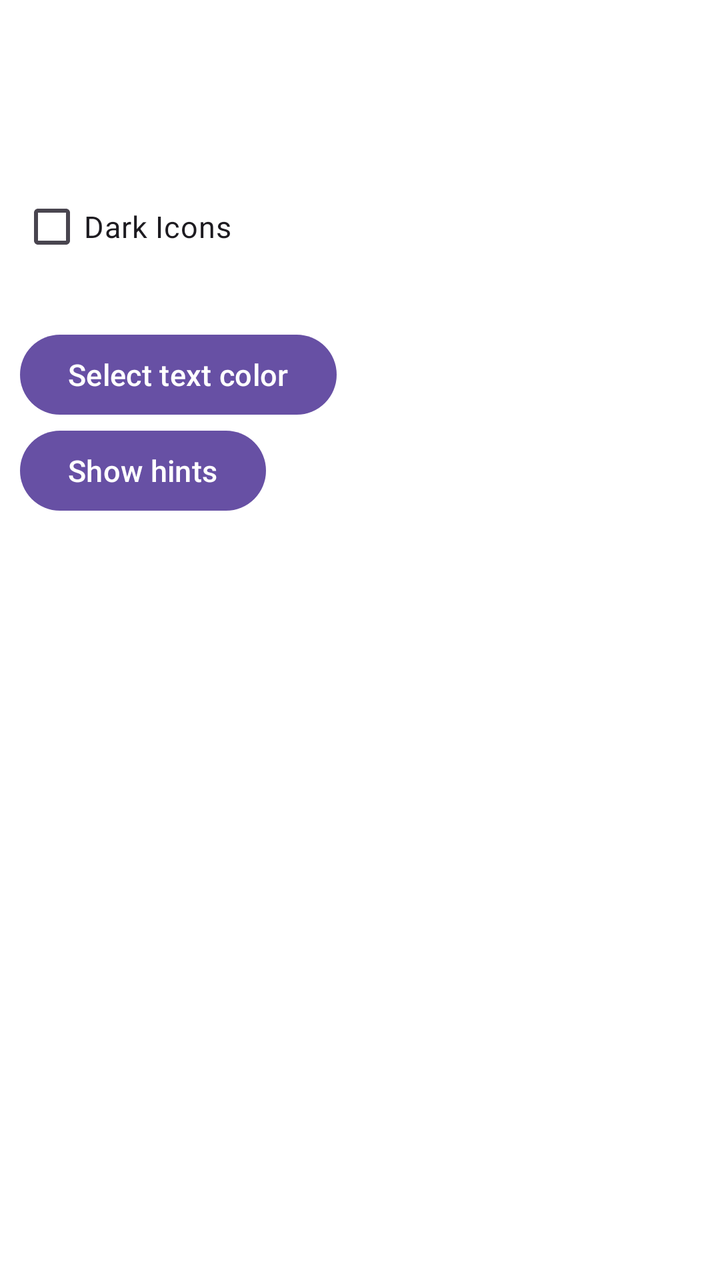
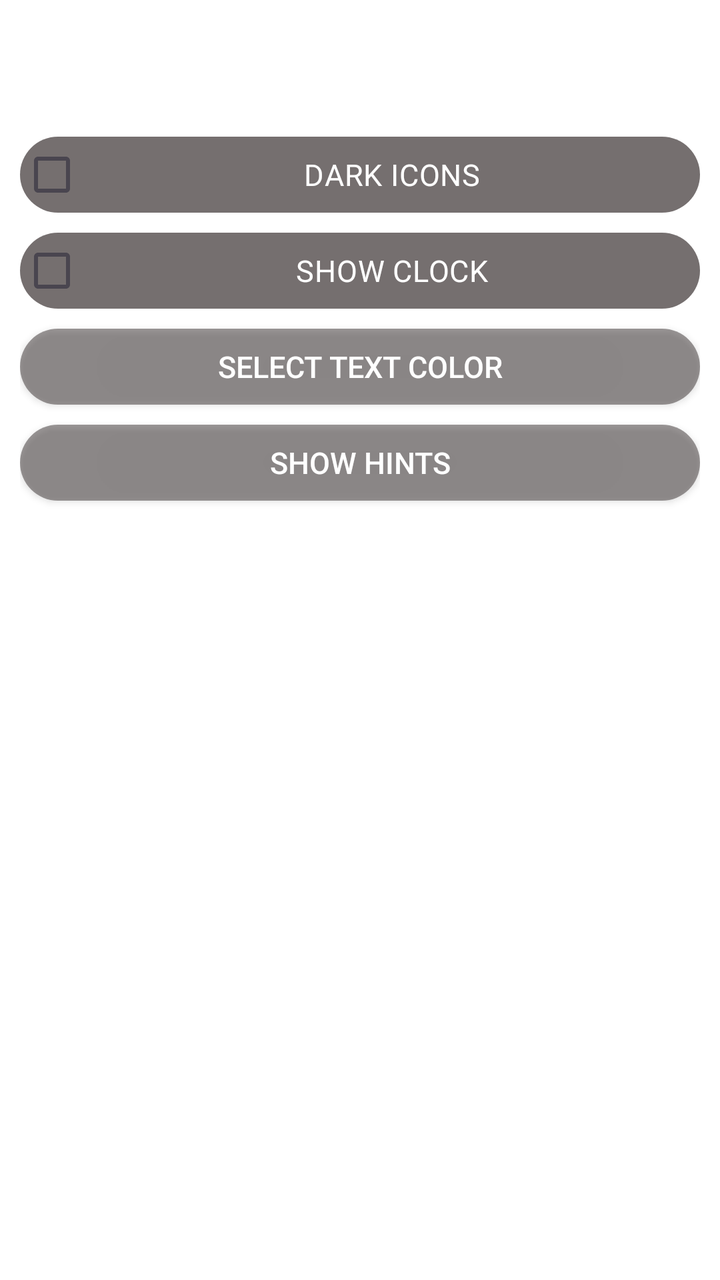

The first picture is an Android layout as it rendered before a commit; the second is the same layout after the commit. The layout source and the unified diff follow.
<!-- AndroidManifest.xml: activity theme Theme.MinimalLauncher -->
<!-- res/layout/settings.xml -->
<?xml version="1.0" encoding="utf-8"?>
<LinearLayout xmlns:android="http://schemas.android.com/apk/res/android"
    xmlns:tools="http://schemas.android.com/tools"
    android:padding="10dp"
    android:layout_marginTop="10dp"
    android:layout_width="match_parent"
    android:layout_height="match_parent"
    android:orientation="vertical"
    tools:context=".MainActivity">

    <TextView
        android:layout_width="wrap_content"
        android:layout_height="wrap_content"
        android:textFontWeight="10"
        android:textSize="40sp"
        android:text="@string/minlan_settings" />

    <ScrollView
        android:layout_width="match_parent"
        android:layout_height="match_parent">

        <LinearLayout
            android:orientation="vertical"
            android:layout_width="match_parent"
            android:layout_height="wrap_content">

            <CheckBox
                android:id="@+id/dark_icons_cb"
                android:textSize="15sp"
                android:text="@string/dark_icons"
                android:layout_width="match_parent"
                android:layout_height="100dp" />

            <Button
                android:id="@+id/select_color_b"
                android:textSize="15sp"
                android:text="@string/select_text_color"
                android:layout_width="wrap_content"
                android:layout_height="wrap_content" />

            <Button
                android:id="@+id/show_hints"
                android:textSize="15sp"
                android:text="@string/show_hints"
                android:layout_width="wrap_content"
                android:layout_height="wrap_content" />
        </LinearLayout>
    </ScrollView>

</LinearLayout>
<!-- resources referenced by this layout -->
<resources>
  <string name="dark_icons">Dark Icons</string>
  <string name="minlan_settings">Minlan Settings</string>
  <string name="select_text_color">Select text color</string>
  <string name="show_hints">Show hints</string>
  <style name="Theme.MinimalLauncher" parent="Theme.Transparent" />
  <style name="Theme.Transparent" parent="Theme.Material3.DayNight.NoActionBar">
          <item name="android:windowIsTranslucent">true</item>
          <item name="android:windowBackground">@android:color/transparent</item>
          <item name="android:colorBackgroundCacheHint">@null</item>
          <item name="android:textColor">@color/white</item>
          <item name="android:windowShowWallpaper">true</item>
      </style>
  <color name="white">#FFFFFFFF</color>
</resources>

<!-- the commit's change to res/layout/settings.xml (unified diff, before → after) -->
@@ -27,23 +27,45 @@
             <CheckBox
                 android:id="@+id/dark_icons_cb"
                 android:textSize="15sp"
+                android:background="@drawable/view_background"
+                android:textColor="@color/white"
                 android:text="@string/dark_icons"
                 android:layout_width="match_parent"
-                android:layout_height="100dp" />
+                android:textAlignment="center"
+                android:layout_height="wrap_content" />
 
-            <Button
+            <CheckBox
+                android:id="@+id/show_clock_cb"
+                android:textColor="@color/white"
+                android:background="@drawable/view_background"
+                android:layout_width="match_parent"
+                android:layout_height="wrap_content"
+                android:text="@string/show_clock"
+                android:textAlignment="center"
+                android:textSize="15sp" />
+
+            <androidx.appcompat.widget.AppCompatButton
+                android:background="@drawable/view_background"
+                android:backgroundTint="@color/view_background"
                 android:id="@+id/select_color_b"
                 android:textSize="15sp"
+                android:textColor="@color/white"
                 android:text="@string/select_text_color"
-                android:layout_width="wrap_content"
+                android:layout_width="match_parent"
                 android:layout_height="wrap_content" />
 
-            <Button
+            <androidx.appcompat.widget.AppCompatButton
                 android:id="@+id/show_hints"
                 android:textSize="15sp"
+                android:backgroundTint="@color/view_background"
+                android:textColor="@color/white"
+                android:insetTop="0dp"
+                android:insetBottom="0dp"
                 android:text="@string/show_hints"
-                android:layout_width="wrap_content"
+                android:background="@drawable/view_background"
+                android:layout_width="match_parent"
                 android:layout_height="wrap_content" />
+
         </LinearLayout>
     </ScrollView>
 
<!-- resource entries referenced after the edit -->
@@ -1,8 +1,10 @@
 <!-- resources referenced by this layout -->
 <resources>
-  <string name="dark_icons">Dark Icons</string>
+  <color name="view_background">#B9423939</color>
+  <string name="dark_icons">DARK ICONS</string>
   <string name="minlan_settings">Minlan Settings</string>
   <string name="select_text_color">Select text color</string>
+  <string name="show_clock">SHOW CLOCK</string>
   <string name="show_hints">Show hints</string>
   <style name="Theme.MinimalLauncher" parent="Theme.Transparent" />
   <style name="Theme.Transparent" parent="Theme.Material3.DayNight.NoActionBar">
@@ -13,5 +15,15 @@
           <item name="android:windowShowWallpaper">true</item>
       </style>
   <color name="white">#FFFFFFFF</color>
+  <!-- drawable view_background (drawable) -->
+  <?xml version="1.0" encoding="utf-8"?>
+  <layer-list xmlns:android="http://schemas.android.com/apk/res/android">
+      <item android:top="5dp" android:bottom="5dp">
+          <shape>
+              <corners android:radius="25dp"/>
+              <solid android:color="@color/view_background"/>
+          </shape>
+      </item>
+  </layer-list>
 </resources>
 
